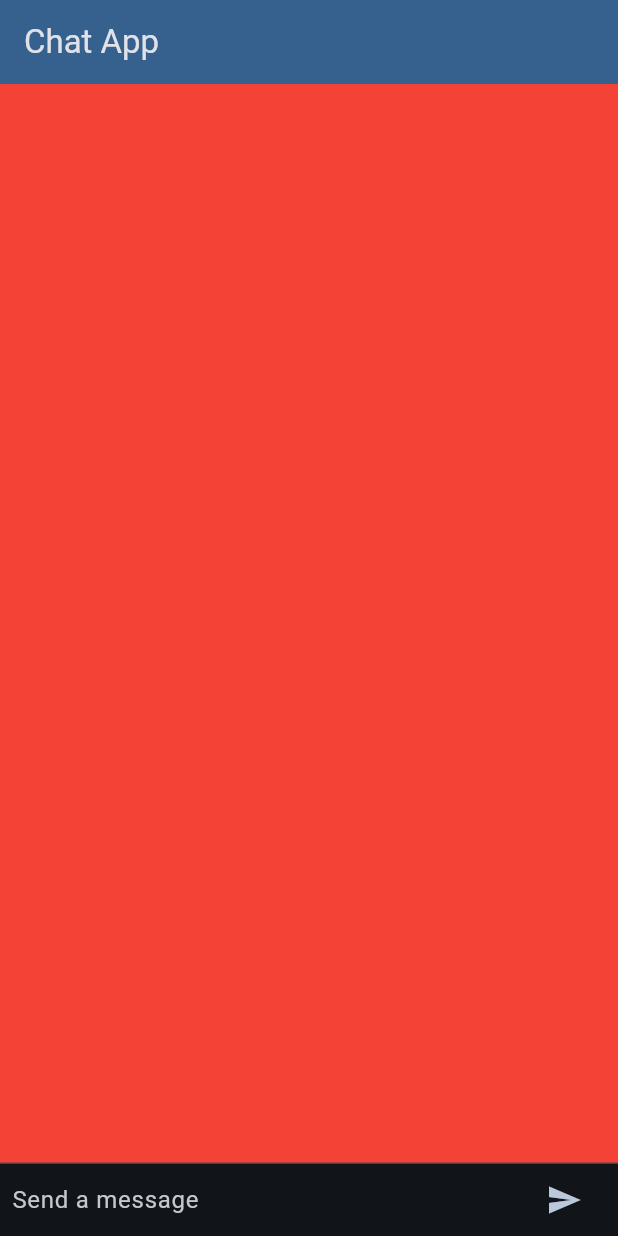
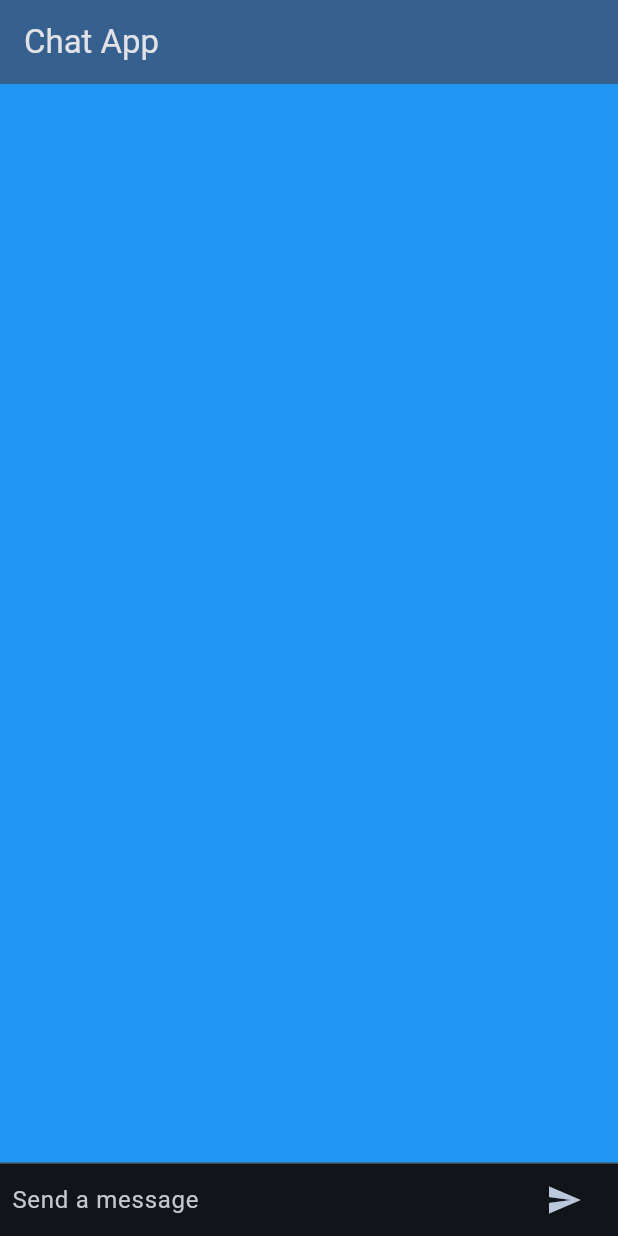
Before and after one commit to could-ai/019873e0-0dcd-7a84-99a9-7d7268f1927f, a Flutter app: the screen it shows after launch, on a phone screen of 412 x 824 dp. Run offline on Flutter 3.47's test engine with Material 3 defaults, Android fonts, the phone set to English and light mode, and no system bars.

Commit message:
将应用程序的背景颜色从红色更改为蓝色。在 `lib/main.dart` 文件中，我将 `ThemeData` 的 `scaffoldBackgroundColor` 属性从 `Colors.red` 修改为 `Colors.blue`。此更改保留了深色主题，以确保文本和UI元素在新的蓝色背景下具有良好的可见性。

```diff
--- a/usr/lib/main.dart
+++ b/usr/lib/main.dart
@@ -15,7 +15,7 @@ class MyApp extends StatelessWidget {
       debugShowCheckedModeBanner: false,
       theme: ThemeData(
         brightness: Brightness.dark,
-        scaffoldBackgroundColor: Colors.red,
+        scaffoldBackgroundColor: Colors.blue,
         colorScheme: ColorScheme.fromSeed(
           seedColor: Colors.blue,
           brightness: Brightness.dark
```
